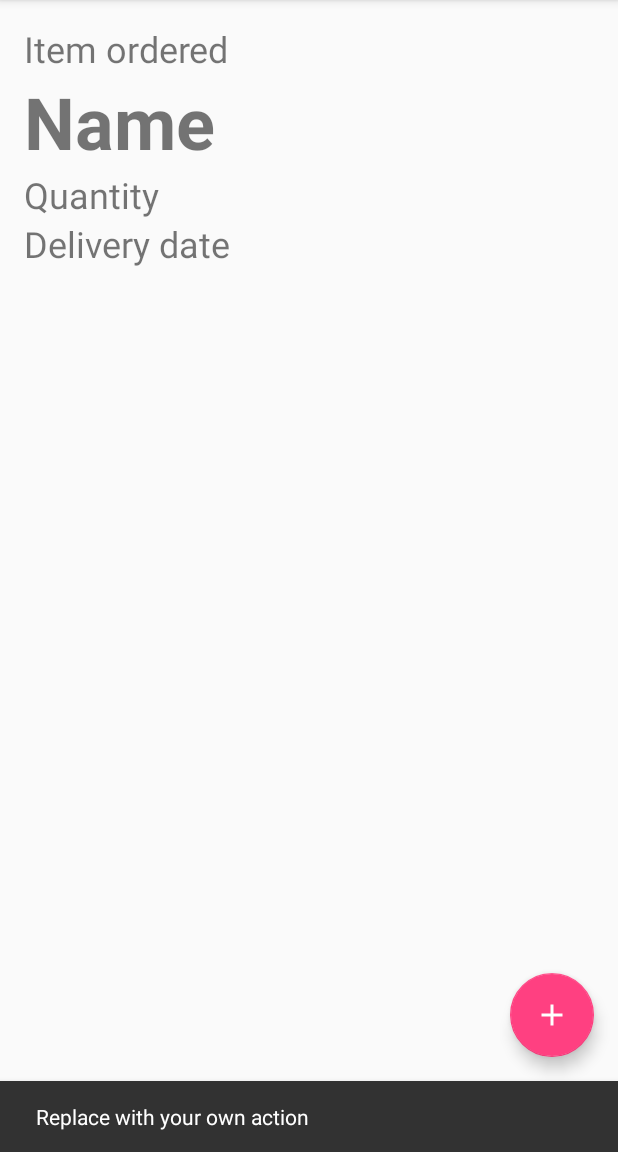
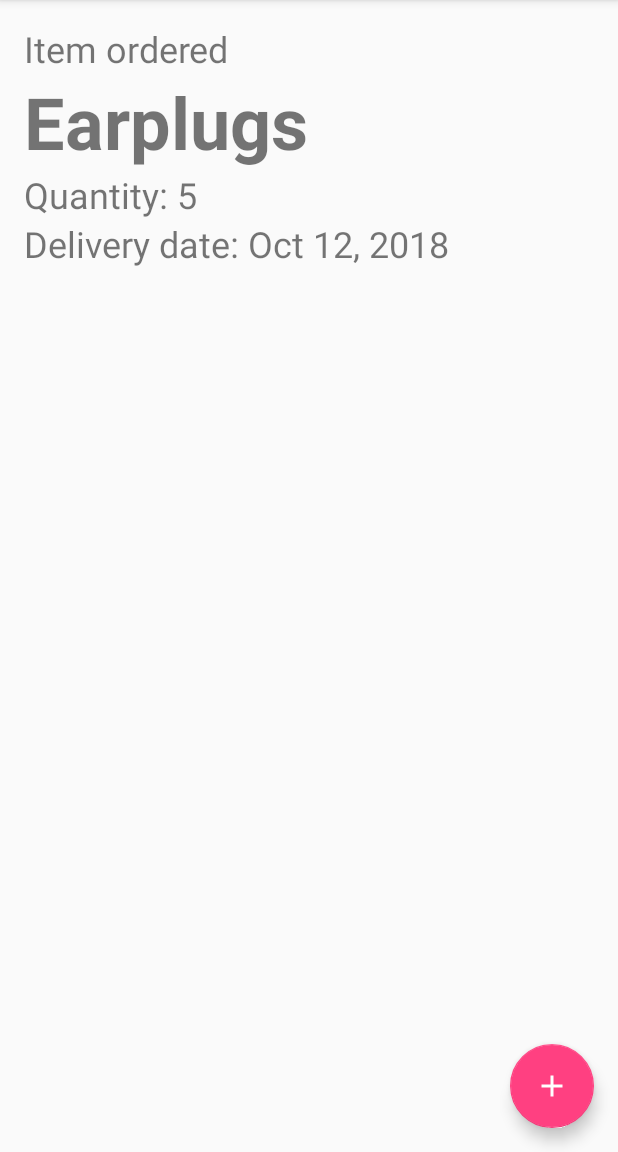
Before and after one commit to CS4084-8308055/Point-of-Sale, an Android app: the screen it shows after launch (MainActivity), after a tap on an icon or button, on a phone screen of 412 x 824 dp, the part 84-1236 px from its top. Run offline under Robolectric (Android 15) with nearby library versions, the phone set to English and light mode, and no system bars.

Commit message:
Update PointofSale/app/src/main/java/ie/ul/davidbeck/pointofsale/MainActivity.java
Simple update view via the TAB

```diff
--- a/PointofSale/app/src/main/java/ie/ul/davidbeck/pointofsale/MainActivity.java
+++ b/PointofSale/app/src/main/java/ie/ul/davidbeck/pointofsale/MainActivity.java
@@ -8,13 +8,24 @@ import android.support.v7.widget.Toolbar;
 import android.view.View;
 import android.view.Menu;
 import android.view.MenuItem;
+import android.widget.TextView;
 
 public class MainActivity extends AppCompatActivity {
+
+    private TextView mNameTextView, mQuantityTextView, mDateTextView;
+    private Item mCurrentItem;
 
     @Override
     protected void onCreate(Bundle savedInstanceState) {
         super.onCreate(savedInstanceState);
         setContentView(R.layout.activity_main);
+
+        mNameTextView = findViewById(R.id.name_text);
+        mQuantityTextView = findViewById(R.id.quantity_text);
+        mDateTextView = findViewById(R.id.date_text);
+
+
+
         Toolbar toolbar = (Toolbar) findViewById(R.id.toolbar);
         setSupportActionBar(toolbar);
 
@@ -22,10 +33,17 @@ public class MainActivity extends AppCompatActivity {
         fab.setOnClickListener(new View.OnClickListener() {
             @Override
             public void onClick(View view) {
-                Snackbar.make(view, "Replace with your own action", Snackbar.LENGTH_LONG)
-                        .setAction("Action", null).show();
-            }
+
+                mCurrentItem = Item.getDefaultItem();
+                showCurrentItem();
+             }
         });
+    }
+
+    private void showCurrentItem() {
+        mNameTextView.setText(mCurrentItem.getName());
+        mQuantityTextView.setText(getString(R.string.quantity_format, mCurrentItem.getQuantity()));
+        mDateTextView.setText(getString(R.string.date_format, mCurrentItem.getDeliveryDateString()));
     }
 
     @Override
@@ -37,12 +55,8 @@ public class MainActivity extends AppCompatActivity {
 
     @Override
     public boolean onOptionsItemSelected(MenuItem item) {
-        // Handle action bar item clicks here. The action bar will
-        // automatically handle clicks on the Home/Up button, so long
-        // as you specify a parent activity in AndroidManifest.xml.
+        // TODO: Later worry about menus
         int id = item.getItemId();
-
-        //noinspection SimplifiableIfStatement
         if (id == R.id.action_settings) {
             return true;
         }
```
